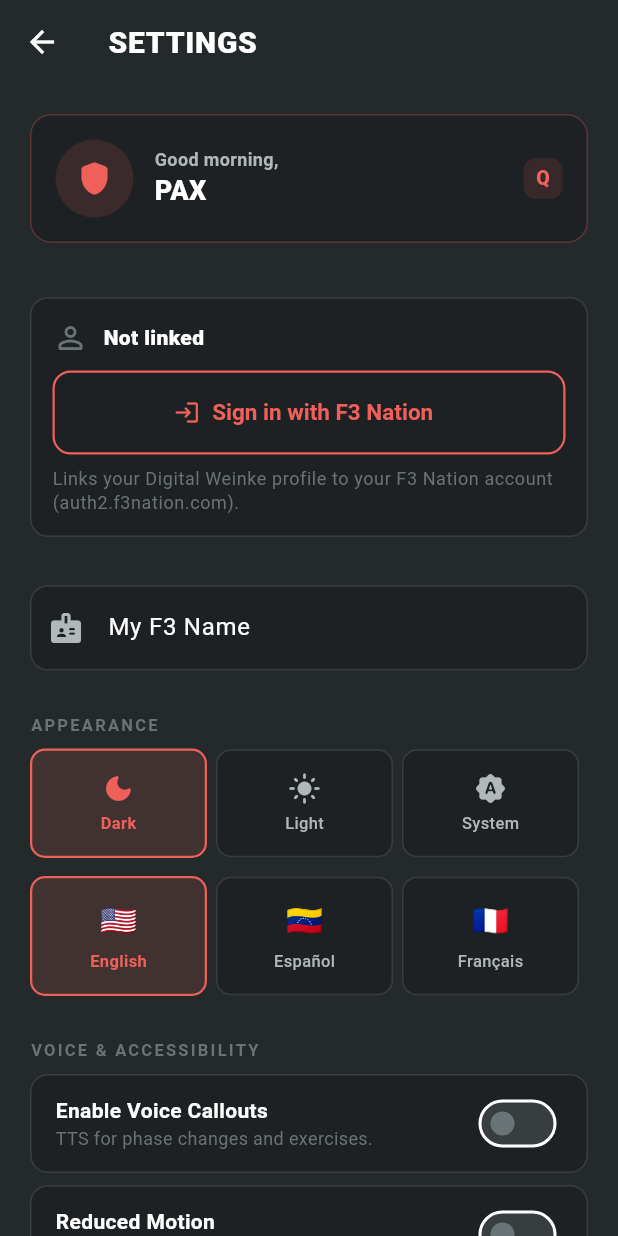
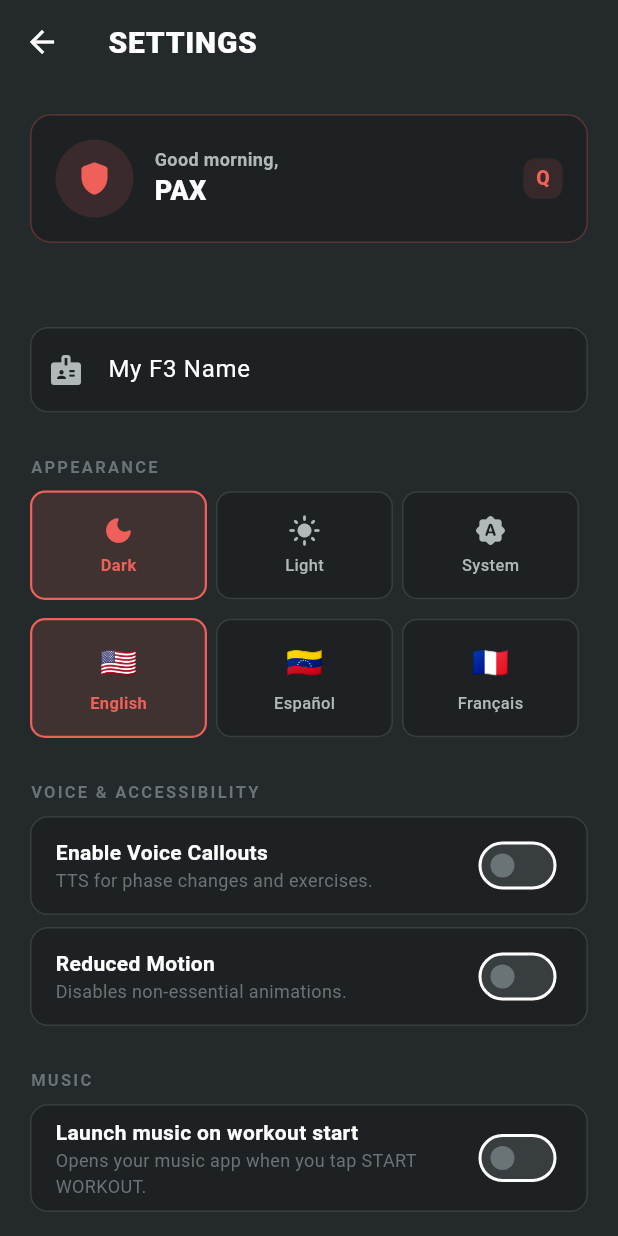
Before and after one commit to marquezluis/f3-digital-weinke, a Flutter app: the SettingsScreen screen opened directly, after a tap on "🇺🇸", on a phone screen of 412 x 824 dp. Run offline on Flutter 3.47's test engine with Material 3 defaults, Android fonts, the phone set to English and light mode, and no system bars; our stand-ins replace clock, confetti, flutter_local_notifications, flutter_map, flutter_secure_storage, flutter_tts and 10 more; missing offline and left inert: flutter_appauth; accounts and stored records are empty.

Commit message:
fix: stop re-prompting theme/language on every re-login, drop redundant account card
Login gate showed the language/theme picker on every session drop, not just
first sign-in — gate it on profile.introSeen instead. Settings' F3 Nation
account card duplicated the profile banner's sync status and email (already
on Profile screen); its sign-out button was also unreachable dead code since
SSO is mandatory app-wide.

Co-Authored-By: Claude Sonnet 5 <noreply@anthropic.com>

```diff
--- a/lib/screens/login_gate_screen.dart
+++ b/lib/screens/login_gate_screen.dart
@@ -171,11 +171,17 @@ class _LoginGateScreenState extends State<LoginGateScreen> {
                 ),
               ),
               const SizedBox(height: 18),
-              // Language + theme, right up front — this is the very first
-              // screen a non-English-speaking PAX sees, so switching out of
-              // English shouldn't require getting through an all-English
-              // sign-in flow (and further into Settings) first.
-              Consumer<SettingsService>(
+              // Language + theme, right up front — but only for a PAX who's
+              // never been through onboarding. A returning user landing back
+              // here (session expired, signed out) already made this choice;
+              // re-showing it every time read as "asking again" even though
+              // it's just pre-filled with their existing setting. Settings
+              // remains reachable post-sign-in for anyone who wants to change
+              // it later.
+              Consumer<AppProfileService>(
+                builder: (context, profile, _) {
+                  if (profile.introSeen) return const SizedBox.shrink();
+                  return Consumer<SettingsService>(
                     builder: (context, settings, _) => Column(
                       children: [
                         LanguagePicker(
@@ -187,10 +193,12 @@ class _LoginGateScreenState extends State<LoginGateScreen> {
                           current: settings.themeMode,
                           onSelect: (mode) => settings.setThemeMode(mode),
                         ),
+                        const SizedBox(height: 18),
                       ],
                     ),
+                  );
+                },
               ),
-              const SizedBox(height: 18),
               Text(
                 AppLocalizations.of(context)!.loginGateSubtitle,
                 textAlign: TextAlign.center,
--- a/lib/screens/settings_screen.dart
+++ b/lib/screens/settings_screen.dart
@@ -43,10 +43,9 @@ class SettingsScreen extends StatelessWidget {
             padding: const EdgeInsets.all(20),
             children: [
               // ── Profile banner ────────────────────────────────────────────
-              _ProfileBanner(isQ: true),
-
-              const SizedBox(height: 12),
-              const _F3NationAccountCard(),
+              // Already shows linked/synced status and (via Profile) email —
+              // a separate F3 Nation account card here was pure duplication.
+              const _ProfileBanner(isQ: true),
 
               const SizedBox(height: 20),
 
@@ -556,149 +555,6 @@ class _ProfileBannerState extends State<_ProfileBanner> {
   }
 }
 
-// ── F3 Nation account card ──────────────────────────────────────────────────
-
-class _F3NationAccountCard extends StatefulWidget {
-  const _F3NationAccountCard();
-
-  @override
-  State<_F3NationAccountCard> createState() => _F3NationAccountCardState();
-}
-
-class _F3NationAccountCardState extends State<_F3NationAccountCard> {
-  bool _busy = false;
-
-  LinkedIdentity? _f3Identity(AuthService auth) {
-    for (final identity in auth.currentUser?.identities ?? const []) {
-      if (identity.provider == AuthProvider.f3nation) return identity;
-    }
-    return null;
-  }
-
-  Future<void> _toggle(AuthService auth, bool linked) async {
-    setState(() => _busy = true);
-    try {
-      if (linked) {
-        // SSO-required: signing out of F3 signs out of the app entirely and
-        // returns to the login gate (clears the local user + F3 tokens).
-        await auth.signOut();
-      } else {
-        await auth.signInWithF3Nation();
-        // Celebrate the moment a PAX first links their real F3 identity.
-        HapticFeedback.heavyImpact();
-      }
-    } catch (e) {
-      if (mounted) _showErrorDialog('$e');
-    } finally {
-      if (mounted) setState(() => _busy = false);
-    }
-  }
-
-  /// Full-detail, copyable error dialog — a transient snackbar is useless
-  /// for diagnosing OAuth failures from a screenshot.
-  void _showErrorDialog(String message) {
-    showDialog<void>(
-      context: context,
-      builder: (context) => AlertDialog(
-        backgroundColor: context.f3card,
-        title: Text(
-          AppLocalizations.of(context)!.settingsF3SignInErrorTitle,
-          style: TextStyle(color: context.f3textPrimary, fontSize: 16),
-        ),
-        content: SingleChildScrollView(
-          child: SelectableText(
-            message,
-            style: TextStyle(
-              color: context.f3textSecondary,
-              fontSize: 12,
-              fontFamily: 'monospace',
-            ),
-          ),
-        ),
-        actions: [
-          TextButton(
-            onPressed: () {
-              Clipboard.setData(ClipboardData(text: message));
-              Navigator.pop(context);
-            },
-            child: Text(AppLocalizations.of(context)!.settingsCopyAndClose),
-          ),
-        ],
-      ),
-    );
-  }
-
-  @override
-  Widget build(BuildContext context) {
-    return Consumer<AuthService>(
-      builder: (context, auth, _) {
-        final l10n = AppLocalizations.of(context)!;
-        final identity = _f3Identity(auth);
-        final linked = identity != null;
-        return Container(
-          padding: const EdgeInsets.all(14),
-          decoration: BoxDecoration(
-            color: context.f3card,
-            borderRadius: BorderRadius.circular(12),
-            border: Border.all(color: context.f3divider),
-          ),
-          child: Column(
-            crossAxisAlignment: CrossAxisAlignment.start,
-            children: [
-              Row(children: [
-                Icon(
-                  linked
-                      ? Icons.verified_user_rounded
-                      : Icons.person_outline_rounded,
-                  color: linked ? F3Colors.accent : context.f3textMuted,
-                ),
-                const SizedBox(width: 10),
-                Expanded(
-                  child: Text(
-                    linked
-                        ? (identity.email.isNotEmpty ? identity.email : l10n.settingsLinked)
-                        : l10n.settingsNotLinked,
-                    style: TextStyle(
-                      color: context.f3textPrimary,
-                      fontWeight: FontWeight.w800,
-                    ),
-                  ),
-                ),
-              ]),
-              if (!linked) ...[
-                const SizedBox(height: 10),
-                SizedBox(
-                  width: double.infinity,
-                  child: OutlinedButton.icon(
-                    onPressed: _busy ? null : () => _toggle(auth, linked),
-                    icon: _busy
-                        ? const SizedBox(
-                            width: 16,
-                            height: 16,
-                            child: CircularProgressIndicator(strokeWidth: 2),
-                          )
-                        : const Icon(Icons.login_rounded),
-                    label: Text(_busy
-                        ? l10n.settingsWorkingCheckBrowser
-                        : l10n.loginGateSignIn),
-                  ),
-                ),
-              ],
-              const SizedBox(height: 8),
-              Text(
-                linked
-                    ? l10n.settingsSignOutRegionNote
-                    : l10n.settingsLinksAccountNote,
-                style: Theme.of(context).textTheme.bodySmall,
-              ),
-            ],
-          ),
-        );
-      },
-    );
-  }
-}
-
 class _SwitchRow extends StatelessWidget {
   final String label;
   final String subtitle;
```
Lines whose indentation alone changed are shown as unchanged.
